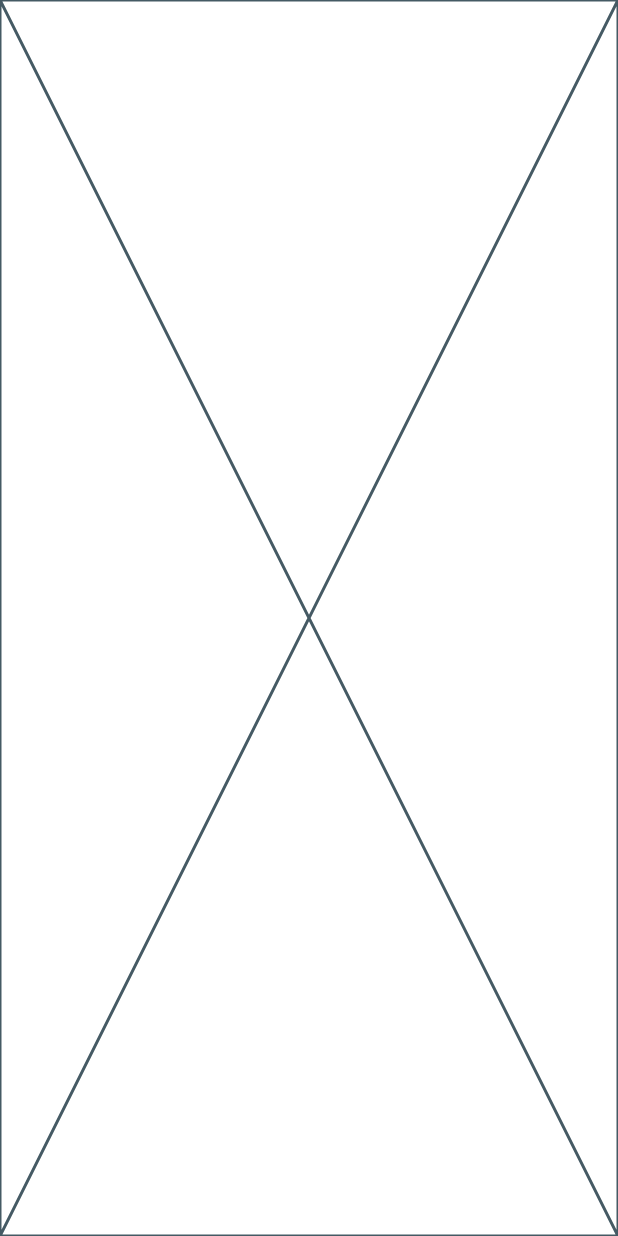
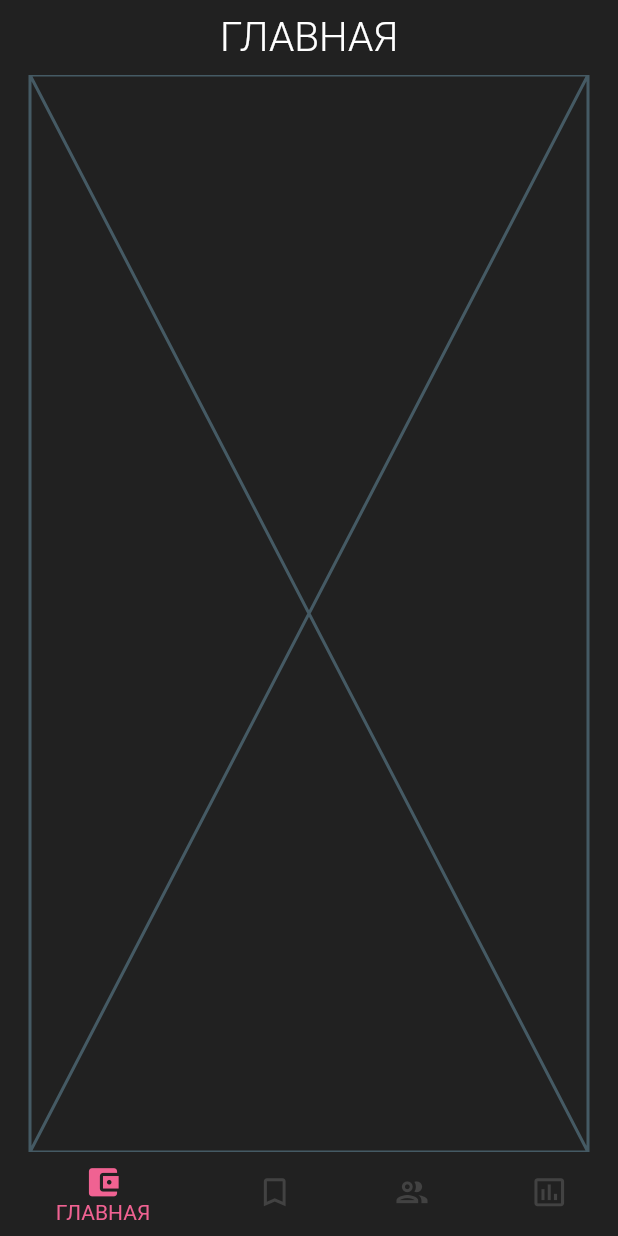
Before and after one commit to ketnanaa/kursovaya, a Flutter app: the screen it shows after launch, on a phone screen of 412 x 824 dp. Run offline on Flutter 3.47's test engine with Material 2 defaults, Android fonts, the phone set to English and light mode, and no system bars.

Commit message:
app model, navigation, custom navigation bar

```diff
--- /dev/null
+++ b/lib/common/formats.dart
@@ -0,0 +1,16 @@
+import 'package:intl/intl.dart';
+
+String getMoneyFormat(int number) => number.toString().length < 6
+    ? NumberFormat.currency(locale: "ru", decimalDigits: 0, symbol: "₽")
+        .format(number)
+    : NumberFormat.compactCurrency(decimalDigits: 0, symbol: "₽")
+        .format(number);
+
+DateFormat getDateFormat() => new DateFormat("dd.MM.yyyy");
+
+extension CapExtension on String {
+  String get inCaps => '${this[0].toUpperCase()}${this.substring(1)}';
+  String get allInCaps => this.toUpperCase();
+  String get capitalizeFirstofEach =>
+      this.split(" ").map((str) => str.inCaps).join(" ");
+}
--- a/lib/main.dart
+++ b/lib/main.dart
@@ -1,4 +1,7 @@
+import 'package:financial_app/models/AppModel.dart';
+import 'package:financial_app/navigation/Navigation.dart';
 import 'package:flutter/material.dart';
+import 'package:provider/provider.dart';
 
 void main() {
   runApp(FinancialApp());
@@ -10,7 +13,12 @@ class FinancialApp extends StatelessWidget {
     return MaterialApp(
       title: 'Financial app',
       theme: ThemeData.dark(),
-      home: Placeholder(),
+      home: MultiProvider(
+        providers: [
+          ChangeNotifierProvider(create: (context) => AppModel()),
+        ],
+        child: Navigation(),
+      ),
     );
   }
 }
--- /dev/null
+++ b/lib/models/AppModel.dart
@@ -0,0 +1,12 @@
+import 'package:flutter/cupertino.dart';
+
+class AppModel extends ChangeNotifier {
+  final List<String> _screenLabels = ["ГЛАВНАЯ", "ЦЕЛИ", "ДОЛГИ", "СТАТИСТИКА"];
+  int _currentScreenIndex = 0;
+  get currentScreenIndex => _currentScreenIndex;
+  get currentScreenLabel => _screenLabels[_currentScreenIndex];
+  void changeScreen(int index) {
+    this._currentScreenIndex = index;
+    notifyListeners();
+  }
+}
--- a/lib/common/widgets/CustomAppBar.dart
+++ b/lib/navigation/CustomAppBar.dart
@@ -3,13 +3,11 @@ import 'package:flutter/material.dart';
 class CustomAppBar extends StatelessWidget with PreferredSizeWidget {
   @override
   final Size preferredSize;
-
-  String label;
+  final String label;
+  final TextStyle _labelTextStyle =
+      TextStyle(fontSize: 27, fontWeight: FontWeight.w300);
 
   CustomAppBar({@required this.label}) : preferredSize = Size.fromHeight(50.0);
-
-  final TextStyle _labelTextStyle =
-      TextStyle(fontSize: 27, fontWeight: FontWeight.w300);
 
   @override
   AppBar build(BuildContext context) {
--- /dev/null
+++ b/lib/navigation/CustomNavBar.dart
@@ -0,0 +1,44 @@
+import 'package:financial_app/models/AppModel.dart';
+import 'package:flutter/material.dart';
+import 'package:provider/provider.dart';
+
+class CustomNavBar extends StatelessWidget {
+  final double _iconSize = 25;
+
+  @override
+  Widget build(BuildContext context) {
+    AppModel _appModel = context.watch<AppModel>();
+    return BottomNavigationBar(
+      selectedItemColor: Colors.pink[300],
+      iconSize: _iconSize,
+      elevation: 0,
+      backgroundColor: Theme.of(context).primaryColor,
+      items: <BottomNavigationBarItem>[
+        BottomNavigationBarItem(
+            label: _appModel.currentScreenLabel,
+            icon: Icon(Icons.account_balance_wallet_outlined),
+            activeIcon: Icon(Icons.account_balance_wallet),
+            backgroundColor: Theme.of(context).primaryColor),
+        BottomNavigationBarItem(
+            label: _appModel.currentScreenLabel,
+            icon: Icon(Icons.turned_in_not),
+            activeIcon: Icon(Icons.turned_in),
+            backgroundColor: Theme.of(context).primaryColor),
+        BottomNavigationBarItem(
+            label: _appModel.currentScreenLabel,
+            icon: Icon(Icons.group_outlined),
+            activeIcon: Icon(Icons.group),
+            backgroundColor: Theme.of(context).primaryColor),
+        BottomNavigationBarItem(
+            label: _appModel.currentScreenLabel,
+            icon: Icon(Icons.insert_chart_outlined),
+            activeIcon: Icon(Icons.insert_chart),
+            backgroundColor: Theme.of(context).primaryColor),
+      ],
+      currentIndex: _appModel.currentScreenIndex,
+      onTap: (int index) {
+        _appModel.changeScreen(index);
+      },
+    );
+  }
+}
--- /dev/null
+++ b/lib/navigation/Navigation.dart
@@ -0,0 +1,25 @@
+import 'package:financial_app/common/Styles.dart';
+import 'package:financial_app/models/AppModel.dart';
+import 'package:financial_app/navigation/CustomAppBar.dart';
+import 'package:financial_app/navigation/CustomNavBar.dart';
+import 'package:flutter/material.dart';
+import 'package:provider/provider.dart';
+
+class Navigation extends StatelessWidget {
+  final List<Widget> _pageWidgetsList = [Placeholder()];
+
+  @override
+  Widget build(BuildContext context) {
+    AppModel _appModel = context.watch<AppModel>();
+
+    return Scaffold(
+        floatingActionButtonLocation: FloatingActionButtonLocation.centerFloat,
+        backgroundColor: Theme.of(context).primaryColor,
+        appBar: CustomAppBar(
+          label: _appModel.currentScreenLabel,
+        ),
+        bottomNavigationBar: CustomNavBar(),
+        body:
+            wrapScreen(screen: _pageWidgetsList[_appModel.currentScreenIndex]));
+  }
+}
--- a/pubspec.yaml
+++ b/pubspec.yaml
@@ -23,6 +23,9 @@ environment:
 dependencies:
   flutter:
     sdk: flutter
+
+  provider: ^4.3.3
+  intl: ^0.16.1
 
 
   # The following adds the Cupertino Icons font to your application.
```
Also changed, not shown: pubspec.lock.
